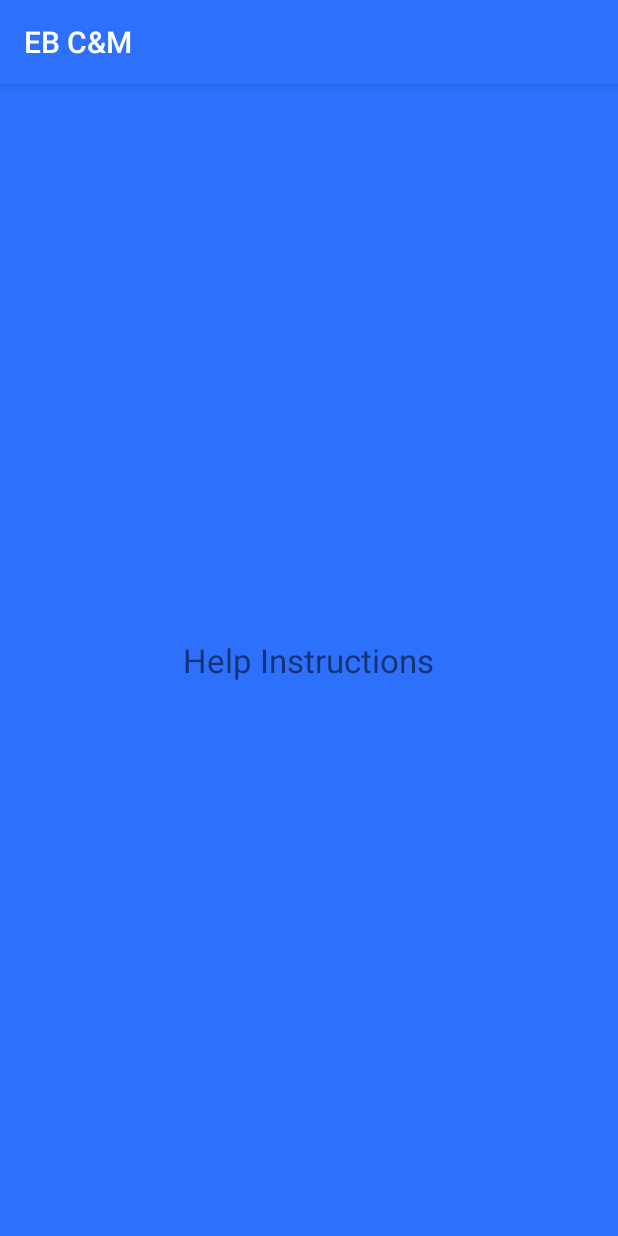
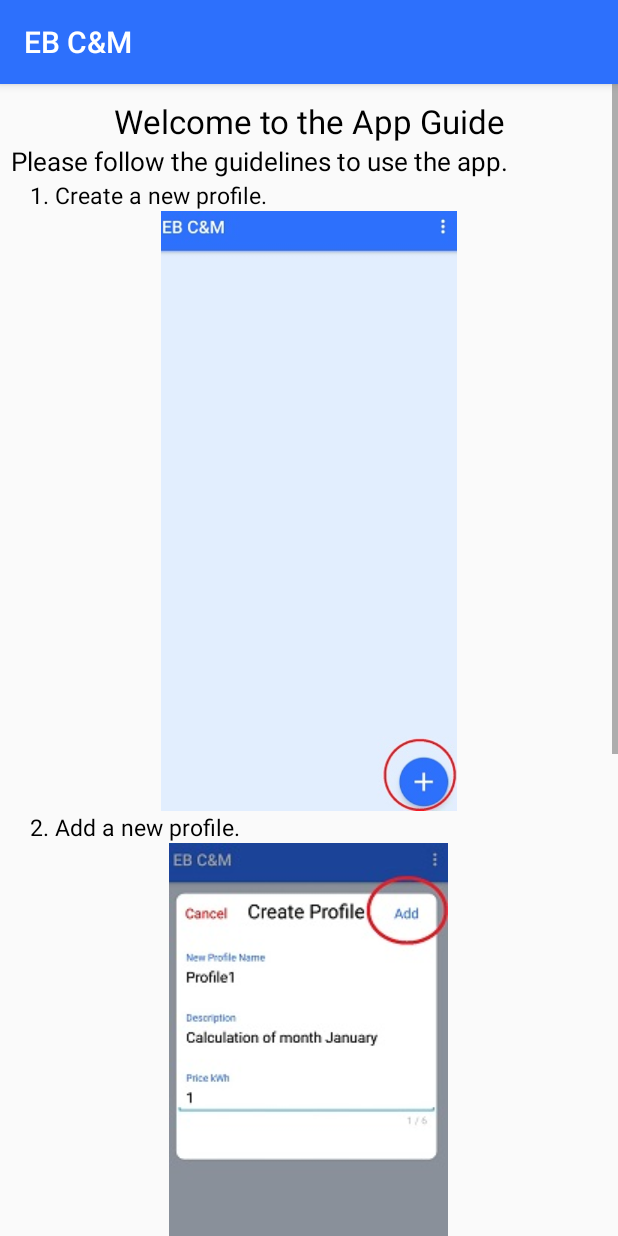
Before and after one commit to juxstaposition/ElectricityBillCalculator, an Android app: the HelpInstructions screen opened directly, with no data from a screen before it, on a phone screen of 412 x 824 dp. Run offline under Robolectric (Android 15) with nearby library versions, the phone set to English and light mode, and no system bars.

Commit message:
added instructions screenshots to help page

```diff
--- a/app/src/main/res/layout/activity_help_instructions.xml
+++ b/app/src/main/res/layout/activity_help_instructions.xml
@@ -1,19 +1,130 @@
 <?xml version="1.0" encoding="utf-8"?>
-<RelativeLayout
+<android.support.constraint.ConstraintLayout
         xmlns:android="http://schemas.android.com/apk/res/android"
         xmlns:tools="http://schemas.android.com/tools"
         xmlns:app="http://schemas.android.com/apk/res-auto"
         android:layout_width="match_parent"
         android:layout_height="match_parent"
         tools:context=".HelpInstructions"
-        android:background="@color/colorPrimary">
+        android:background="@color/lightWhite">
 
-    <TextView
-            android:layout_width="wrap_content"
-            android:layout_height="wrap_content"
-            android:layout_centerInParent="true"
-            android:layout_margin="30dp"
-            android:textSize="22sp"
-            android:text="Help Instructions"/>
+    <ScrollView android:layout_width="match_parent"
+                android:layout_height="match_parent"
+                app:layout_constraintBottom_toBottomOf="parent"
+                app:layout_constraintTop_toTopOf="parent" tools:layout_editor_absoluteX="16dp"
+                app:layout_constraintVertical_bias="1.0">
+        <LinearLayout android:layout_width="match_parent"
+                      android:layout_height="wrap_content"
+                      android:orientation="vertical">
 
-</RelativeLayout>
+            <TextView
+                    android:id="@+id/main_heading"
+                    android:layout_width="match_parent"
+                    android:layout_height="wrap_content"
+                    android:layout_centerInParent="true"
+                    android:textColor="@color/black"
+                    android:textSize="22sp"
+                    android:text="@string/help_title"
+                    android:gravity="center"
+                    app:layout_constraintTop_toTopOf="parent"
+                    app:layout_constraintStart_toStartOf="parent"
+                    app:layout_constraintEnd_toEndOf="parent"
+                    android:layout_marginTop="10dp"/>
+
+            <TextView
+                    android:id="@+id/sub_heading"
+                    android:layout_width="match_parent"
+                    android:layout_height="wrap_content"
+                    android:text="@string/help_description"
+                    android:textColor="@color/black"
+                    android:textSize="17sp"
+                    app:layout_constraintTop_toBottomOf="@+id/main_heading"
+                    android:paddingStart="7dp"
+                    tools:paddingTop="20dp"/>
+            <TextView
+                    android:id="@+id/heading1"
+                    android:text="@string/help_rules1"
+                    android:textColor="@color/black"
+                    android:textSize="15sp"
+                    android:layout_width="match_parent"
+                    android:layout_height="wrap_content"
+                    app:layout_constraintTop_toBottomOf="@+id/sub_heading"
+                    tools:layout_marginTop="30dp"
+                    tools:paddingTop="20dp"
+                    android:paddingStart="20dp"/>
+
+            <ImageView
+                    android:id="@+id/imageView1"
+                    android:layout_width="wrap_content"
+                    android:layout_height="wrap_content"
+                    android:maxWidth="200dp"
+                    android:maxHeight="400dp"
+                    android:scaleType="fitCenter"
+                    android:adjustViewBounds="true"
+                    app:srcCompat="@drawable/create_a_new_profile"
+                    android:layout_gravity="center"
+                    tools:paddingTop="20dp"
+                    tools:layout_editor_absoluteY="29dp"
+                    tools:layout_editor_absoluteX="20dp"/>
+
+            <TextView
+
+                    android:id="@+id/heading2"
+                    android:text="@string/help_rules2"
+                    android:textColor="@color/black"
+                    android:textSize="15sp"
+                    android:layout_width="wrap_content"
+                    android:layout_height="wrap_content"
+                    app:layout_constraintTop_toBottomOf="@+id/imageView1"
+                    tools:layout_marginTop="30dp"
+                    tools:paddingTop="20dp"
+                    android:paddingStart="20dp"/>
+
+            <ImageView
+                    android:id="@+id/imageView2"
+                    android:layout_width="wrap_content"
+                    android:layout_height="wrap_content"
+                    android:maxWidth="200dp"
+                    android:maxHeight="400dp"
+                    android:scaleType="fitCenter"
+                    android:adjustViewBounds="true"
+                    app:srcCompat="@drawable/add_a_new_profile"
+                    app:layout_constraintTop_toBottomOf="@+id/heading2"
+                    android:layout_gravity="center"
+                    tools:paddingTop="20dp"
+                    tools:layout_editor_absoluteY="29dp"
+                    tools:layout_editor_absoluteX="20dp"/>
+
+            <TextView
+                    android:id="@+id/heading3"
+                    android:text="@string/help_rules3"
+                    android:textColor="@color/black"
+                    android:textSize="15sp"
+                    android:layout_width="wrap_content"
+                    android:layout_height="wrap_content"
+                    app:layout_constraintTop_toBottomOf="@+id/imageView2"
+                    tools:layout_marginTop="30dp"
+                    tools:paddingTop="20dp"
+                    android:paddingStart="20dp"/>
+
+            <ImageView
+                    android:id="@+id/imageView3"
+                    android:layout_width="wrap_content"
+                    android:layout_height="wrap_content"
+                    android:maxWidth="200dp"
+                    android:maxHeight="400dp"
+                    android:scaleType="fitCenter"
+                    android:adjustViewBounds="true"
+                    app:srcCompat="@drawable/click_one_of_the_profile"
+                    app:layout_constraintTop_toBottomOf="@+id/heading3"
+                    android:layout_gravity="center"
+                    tools:paddingTop="20dp"
+                    tools:layout_editor_absoluteY="29dp"
+                    tools:layout_editor_absoluteX="20dp"/>
+
+
+        </LinearLayout>
+    </ScrollView>
+
+
+</android.support.constraint.ConstraintLayout>
--- a/app/src/main/res/values/colors.xml
+++ b/app/src/main/res/values/colors.xml
@@ -12,4 +12,5 @@
     <color name="lightBlue">#E2EEFD</color>
     <color name="shadowedBackground">#65000000</color>
     <color name="translucent">#00000000</color>
+    <color name="lightWhite">#00FF0000</color>
 </resources>
--- a/app/src/main/res/values/strings.xml
+++ b/app/src/main/res/values/strings.xml
@@ -43,4 +43,15 @@
     <string name="notice">Notice:</string>
     <string name="irreversible">This is an irreversible action!</string>
 
+
+
+    //help - app guide
+    <string name="help_title">Welcome to the App Guide</string>
+    <string name="help_description">Please follow the guidelines to use the app.</string>
+    <string name="help_rules1">1. Create a new profile.</string>
+    <string name="help_rules2">2. Add a new profile.</string>
+    <string name="help_rules3">3. Click one of the profile to continue with calculation or add new devices
+                                to the profile.</string>
+    <string name="help_rules4">4. Delete a profile.</string>
+
 </resources>
```
Also changed, not shown: app/src/main/res/drawable/add_a_new_profile.jpg (added), app/src/main/res/drawable/click_one_of_the_profile.jpg (added), app/src/main/res/drawable/create_a_new_profile.jpg (added).
